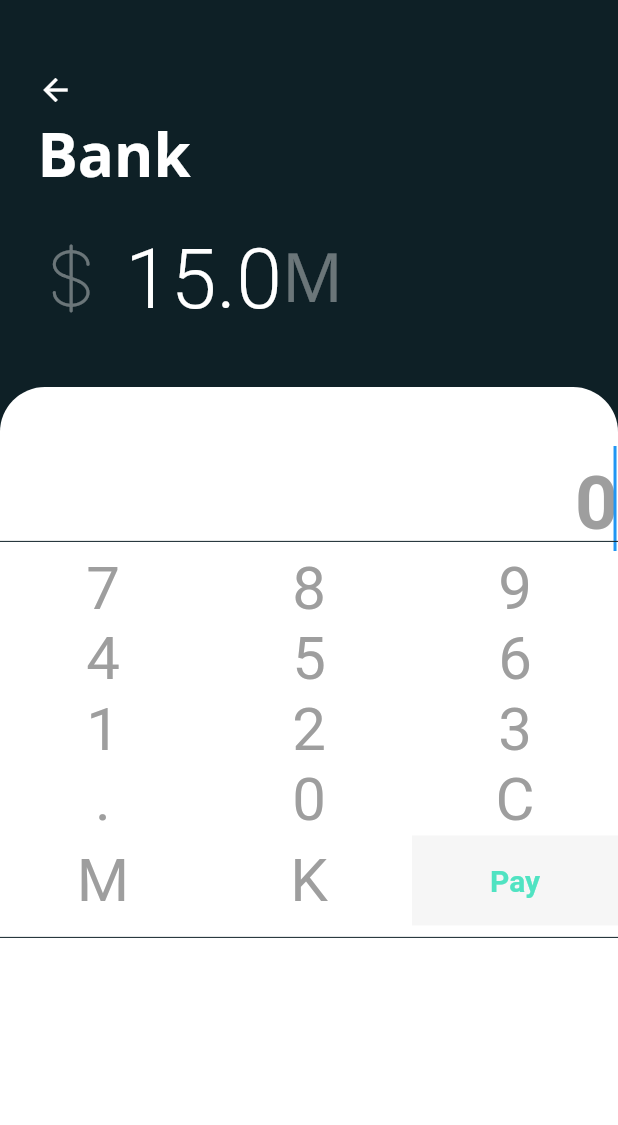
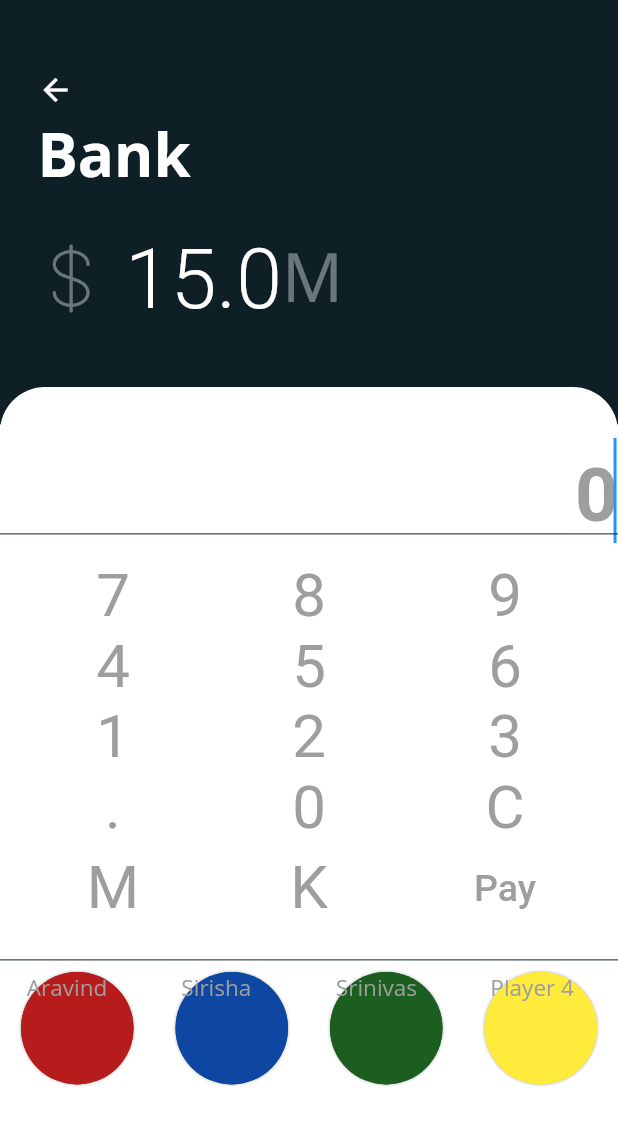
Before and after one commit to sraodev/flutter-monopoly, a Flutter app: the screen it shows after launch, after a tap on "Bank", on a phone screen of 412 x 824 dp. Shown: the top 1125 px of the screen. Run offline on Flutter 3.47's test engine with Material 2 defaults, Android fonts, the phone set to English and light mode, and no system bars; our stand-ins replace bloc, equatable, firebase_auth, firebase_database, flutter_colorpicker, flutter_inner_drawer and 3 more; accounts and stored records are empty; Roboto replaces fonts that are missing (Avenir); project files that could hold a hidden picture were left out.

Commit message:
Added cardKey and cardPay

```diff
--- a/lib/src/pages/monopoly_card_details_page.dart
+++ b/lib/src/pages/monopoly_card_details_page.dart
@@ -52,10 +52,14 @@ class _MonopolyCardDetailPageState extends State<MonopolyCardDetailPage> {
   Key _plusKey = Key('plus');
   Key _sevenKey = Key('seven');
   Key _sixKey = Key('six');
-  TextEditingController _textEditingController;
   Key _threeKey = Key('three');
   Key _twoKey = Key('two');
   Key _zeroKey = Key('zero');
+  Key _redCardKey = Key('redCardKey');
+  Key _blueCardKey = Key('blueCardKey');
+  Key _greenCardKey = Key('greenCardKey');
+  Key _yellowCardKey = Key('yellowCardKey');
+  TextEditingController _textEditingController;
 
   void initState() {
     super.initState();
@@ -289,11 +293,25 @@ class _MonopolyCardDetailPageState extends State<MonopolyCardDetailPage> {
         _currentValues.clear();
         lastValue = null;
         savedLastValue = false;
+        _actionKey = null;
         _textEditingController.clear();
       } else if (identical(_equalsKey, key)) {
         calculateValue();
         savedLastValue = false;
+      } else if (identical(_redCardKey, key)) {
+        calculateValue();
+        savedLastValue = false;
+      }else if (identical(_blueCardKey, key)) {
+        calculateValue();
+        savedLastValue = false;
+      }else if (identical(_greenCardKey, key)) {
+        calculateValue();
+        savedLastValue = false;
+      }else if (identical(_yellowCardKey, key)) {
+        calculateValue();
+        savedLastValue = false;
       }
+
     });
   }
 
@@ -367,9 +385,10 @@ class _MonopolyCardDetailPageState extends State<MonopolyCardDetailPage> {
     return list;
   }
 
-  KeyItem buildKeyItem(String val, Key key) {
+  KeyItem buildKeyItem(String val, Key key, Color color) {
     return KeyItem(
       key: key,
+      color: color,
       child: Text(
         val,
         style: TextStyle(
@@ -383,13 +402,13 @@ class _MonopolyCardDetailPageState extends State<MonopolyCardDetailPage> {
     );
   }
 
-  Widget _buildPayCard(List<Plant> plants, int cardIndex){
+  Widget _buildPayCard(List<Plant> plants, int cardIndex, Key cardKey){
     return KeyItem(
-        key: _equalsKey,
+        key: cardKey,
         onKeyTap: onKeyTapped,
         child: Container(
           decoration: BoxDecoration(
-              borderRadius: BorderRadius.circular(10.0),
+              borderRadius: BorderRadius.circular(100.0),
               color: plants[cardIndex].color,
               boxShadow: [
                 BoxShadow(
@@ -402,14 +421,14 @@ class _MonopolyCardDetailPageState extends State<MonopolyCardDetailPage> {
               Container(
                 decoration: BoxDecoration(
                   borderRadius: BorderRadius.circular(100),
-                  //color : AppColors.mainColor,
+                  color: plants[cardIndex].color,
 //                  color: (widget.showIndex == index)
 //                      ? AppColors.mainColor
 //                      : AppColors.secondColor,
                 ),
 
-                height: 70.0,
-                width: 70.0,
+                height: 75.0,
+                width: 75.0,
               ),
               RichText(
                       text: TextSpan(
@@ -417,15 +436,16 @@ class _MonopolyCardDetailPageState extends State<MonopolyCardDetailPage> {
                           children: [
                             TextSpan(
                                 style: TextStyle(
-                                fontSize: 35,
-                                fontWeight: FontWeight.w300,
+                                    fontSize: 25,
+                                    fontWeight: FontWeight.w100,
                                     color: Colors.white),
                                 children: <InlineSpan>[
                                   TextSpan(
-                                  text: ' ${widget.plants[cardIndex].light.toInt()}'),
+                                      text: ""),//' ${widget.plants[cardIndex].name}'),
                                   WidgetSpan(
-                                alignment: PlaceholderAlignment.top,
-                                child: Text('%',
+                                    //padding: EdgeInsets.all(8.0),
+                                    alignment: PlaceholderAlignment.middle,
+                                    child: Text(' ${widget.plants[cardIndex].name}',
                                         style: TextStyle(
                                             fontSize: 15,
                                             fontWeight: FontWeight.normal,
@@ -433,9 +453,14 @@ class _MonopolyCardDetailPageState extends State<MonopolyCardDetailPage> {
                                   ),
                                 ]),
                           ])),
+
+
             ],
           ),
+
         )
+
+
     );
   }
 
@@ -485,11 +510,11 @@ class _MonopolyCardDetailPageState extends State<MonopolyCardDetailPage> {
 //                buildActionButton('+', _plusKey),
 //                buildActionButton('-', _minusKey),
 //                buildActionButton('x', _multiplyKey),
-//                buildActionButton('/', _divideKey)
+//                buildActionButton('/', _equalsKey)
 //              ],
 //            ),
               Container(
-                //padding: EdgeInsets.all(10.0),
+                padding: EdgeInsets.all(10.0),
                 color: CupertinoColors.white,
                 child: Column(
                   mainAxisAlignment: MainAxisAlignment.spaceEvenly,
@@ -497,67 +522,60 @@ class _MonopolyCardDetailPageState extends State<MonopolyCardDetailPage> {
                       Row(
                         mainAxisAlignment: MainAxisAlignment.spaceEvenly,
                         children: <Widget>[
-                          buildKeyItem('7', _sevenKey),
-                          buildKeyItem('8',_eightKey),
-                          buildKeyItem('9',_nineKey),
+                          buildKeyItem('7', _sevenKey, widget.plants[widget.card.index].color),
+                          buildKeyItem('8',_eightKey, widget.plants[widget.card.index].color),
+                          buildKeyItem('9',_nineKey, widget.plants[widget.card.index].color),
                         ],
                       ),
                     //Divider(color: widget.plant.color,),
                       Row(
                         mainAxisAlignment: MainAxisAlignment.spaceEvenly,
                         children: <Widget>[
-                          buildKeyItem('4',_fourKey),
-                          buildKeyItem('5',_fiveKey),
-                          buildKeyItem('6',_sixKey),
+                          buildKeyItem('4',_fourKey, widget.plants[widget.card.index].color),
+                          buildKeyItem('5',_fiveKey, widget.plants[widget.card.index].color),
+                          buildKeyItem('6',_sixKey, widget.plants[widget.card.index].color),
                         ],
                       ),
                     //Divider(color: widget.plant.color,),
                       Row(
                         mainAxisAlignment: MainAxisAlignment.spaceEvenly,
                         children: <Widget>[
-                          buildKeyItem('1',_oneKey),
-                          buildKeyItem('2',_twoKey),
-                          buildKeyItem('3',_threeKey),
+                          buildKeyItem('1',_oneKey, widget.plants[widget.card.index].color),
+                          buildKeyItem('2',_twoKey, widget.plants[widget.card.index].color),
+                          buildKeyItem('3',_threeKey, widget.plants[widget.card.index].color),
                         ],
                       ),
                     //Divider(color: widget.plant.color,),
                       Row(
                         mainAxisAlignment: MainAxisAlignment.spaceEvenly,
                         children: <Widget>[
-                          buildKeyItem('.',_dotKey),
-                          buildKeyItem('0',_zeroKey),
-                          buildKeyItem('C',_allClearKey),
-//                          KeyItem(
-//                            key: _clearKey,
-//                            child: Icon(
-//                              Icons.backspace,
-//                              size: 10,
-//                              color: keypadColor,
-//                            ),
-//                            onKeyTap: onKeyTapped,
-//                          ),
+                          buildKeyItem('.',_dotKey, widget.plants[widget.card.index].color),
+                          buildKeyItem('0',_zeroKey, widget.plants[widget.card.index].color),
+                          buildKeyItem('C',_allClearKey, widget.plants[widget.card.index].color),
                         ],
                       ),
                     //Divider(color: widget.plants[widget.card.index].color,),
                       Row(
                         mainAxisAlignment: MainAxisAlignment.spaceEvenly,
                         children: <Widget>[
-                          buildKeyItem('M',_allClearKey),
-                          buildKeyItem('K',Key('')),
-                          buildActionButton("Pay", _plusKey),
+                          buildKeyItem('M',_allClearKey, widget.plants[widget.card.index].color),
+                          buildKeyItem('K',Key(''), widget.plants[widget.card.index].color),
+                          buildActionButton("Pay", _plusKey, widget.plants[widget.card.index].color),
                         ],
                       ),
                   ],
                 ),
               ),
             Divider(color: widget.plants[widget.card.index].color,),
-//            Row(crossAxisAlignment: CrossAxisAlignment.center, children: <
-//                Widget>[
-//              _buildPayCard(plants, (Monopoly.PLAYER_RED.index == widget.card.index)? 0 : Monopoly.PLAYER_RED.index),
-//              _buildPayCard(plants, (Monopoly.PLAYER_GREEN.index == widget.card.index)? 0 : Monopoly.PLAYER_GREEN.index),
-//              _buildPayCard(plants, (Monopoly.PLAYER_BLUE.index == widget.card.index)? 0 : Monopoly.PLAYER_BLUE.index),
-//              _buildPayCard(plants, (Monopoly.PLAYER_YELLOW.index == widget.card.index)? 0 : Monopoly.PLAYER_YELLOW.index),
-//            ]),
+            Row(
+              mainAxisAlignment: MainAxisAlignment.spaceBetween,
+              children: <Widget>[
+                _buildPayCard(plants, (Monopoly.PLAYER_RED.index == widget.card.index)? 0 : Monopoly.PLAYER_RED.index, _redCardKey),
+                _buildPayCard(plants, (Monopoly.PLAYER_BLUE.index == widget.card.index)? 0 : Monopoly.PLAYER_BLUE.index, _blueCardKey),
+                _buildPayCard(plants, (Monopoly.PLAYER_GREEN.index == widget.card.index)? 0 : Monopoly.PLAYER_GREEN.index, _greenCardKey),
+                _buildPayCard(plants, (Monopoly.PLAYER_YELLOW.index == widget.card.index)? 0 : Monopoly.PLAYER_YELLOW.index, _yellowCardKey),
+              ],
+            ),
             SizedBox(height: 10.0),
           ],
         ),
@@ -566,13 +584,14 @@ class _MonopolyCardDetailPageState extends State<MonopolyCardDetailPage> {
 
   }
 
-  ActionButton buildActionButton(String name , Key key) {
+  ActionButton buildActionButton(String name , Key key, Color color) {
     return ActionButton(
       key: key,
       actionName: name,
       onTapped: onActionTapped,
       enabled: identical(_actionKey, key) ? true : false,
       //padding: height > 100 ? EdgeInsets.all(10.0) : EdgeInsets.all(0.0),
+      changedBackground: color,
     );
   }
 
@@ -596,7 +615,7 @@ class _MonopolyCardDetailPageState extends State<MonopolyCardDetailPage> {
                     _buildHeader(context),
                     _buildPlantInfo(),
                     Container(
-                      height: 40.0,
+                      height: 35.0,
                       decoration: BoxDecoration(
                         borderRadius: BorderRadius.only(
                           topLeft: Radius.circular(30.0),
@@ -622,13 +641,13 @@ class _MonopolyCardDetailPageState extends State<MonopolyCardDetailPage> {
 }
 
 class ActionButton extends StatelessWidget {
-  ActionButton({@required this.actionName,this.onTapped,this.enabled,this.key,this.padding}) : super(key : key);
+  ActionButton({@required this.actionName,this.onTapped,this.enabled,this.key,this.padding, this.changedBackground}) : super(key : key);
 
   final String actionName;
-  final Color changedBackground = primaryColor;
+  final Color changedBackground;
   final Color changedForeground = Colors.white;
   final Color defaultBackground = Colors.transparent;
-  final Color defaultForeground = primaryColor;
+  final Color defaultForeground = Colors.grey;
   final bool enabled;
   final Key key;
   final ActionCallBack onTapped;
@@ -640,7 +659,7 @@ class ActionButton extends StatelessWidget {
       child: Container(
         alignment: Alignment.center,
         padding: padding ?? EdgeInsets.all(0.0),
-        color: Color(0xffF6F6F6),
+        color: Colors.white,
         child: GestureDetector(
           onTap: () {
             onTapped(key);
@@ -652,9 +671,9 @@ class ActionButton extends StatelessWidget {
               actionName,
               style: TextStyle(
                   color: enabled ? changedForeground : defaultForeground,
-                  fontSize: 20.0,
+                  fontSize: 25.0,
                   fontFamily: 'Avenir',
-                  fontWeight: FontWeight.bold
+                  fontWeight: FontWeight.w500
               ),
             ),
           ),
@@ -665,11 +684,12 @@ class ActionButton extends StatelessWidget {
 }
 
 class KeyItem extends StatelessWidget {
-  KeyItem({@required this.child,this.key,this.onKeyTap});
+  KeyItem({@required this.child,this.key,this.onKeyTap, this.color});
 
   final Widget child;
   final Key key;
   final KeyCallBack onKeyTap;
+  final Color color;
 
   @override
   Widget build(BuildContext context) {
@@ -678,7 +698,7 @@ class KeyItem extends StatelessWidget {
       child: Material(
         type: MaterialType.transparency,
         child: InkResponse(
-          splashColor: primaryColor,
+          splashColor: color,
           highlightColor: Colors.white,
           onTap: () => onKeyTap(key),
           child: Container(
```
Also changed, not shown: pubspec.lock, 3 other files. Lines whose indentation alone changed are shown as unchanged.
